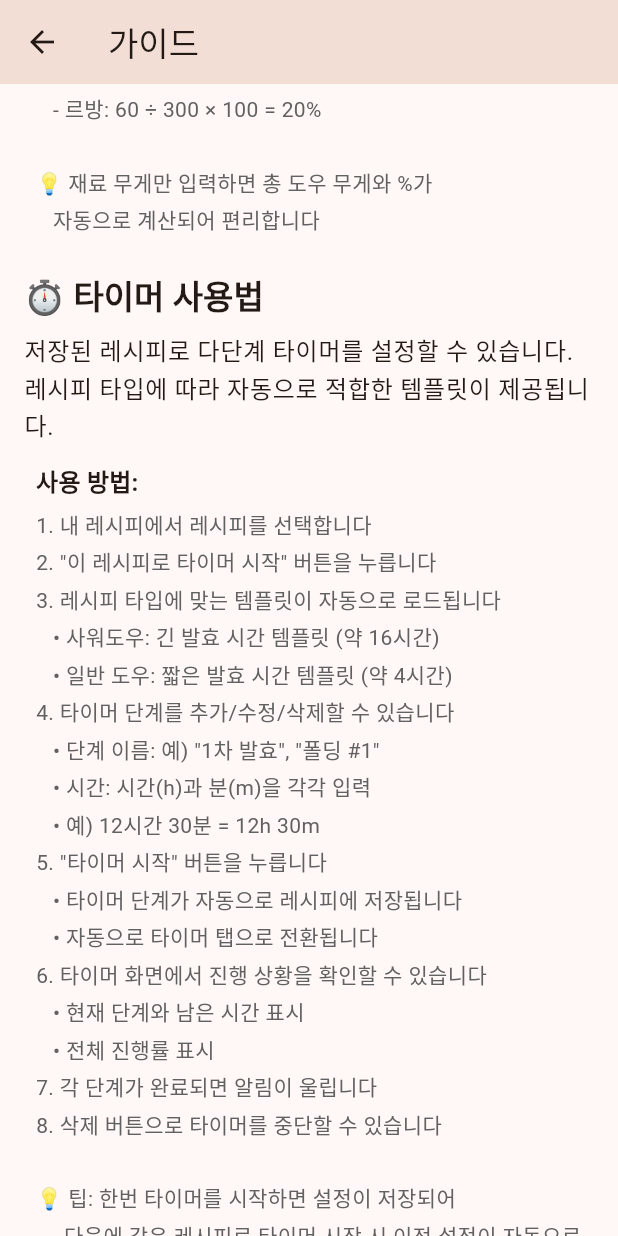
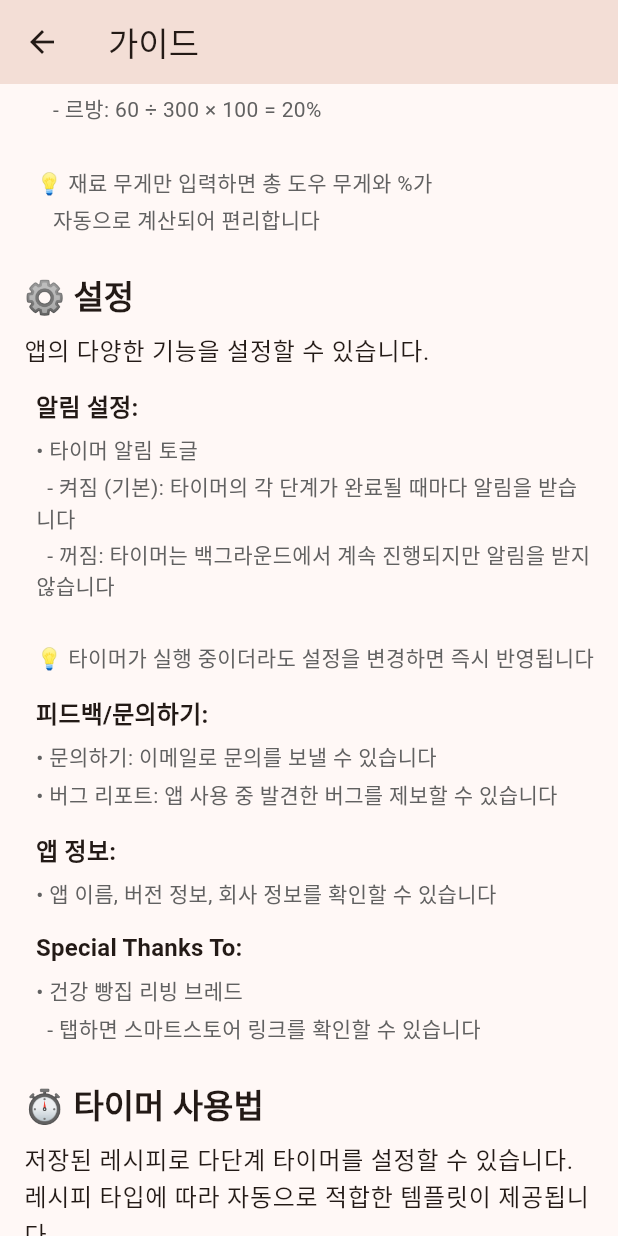
Before and after one commit to youp-han/cooking_timer, a Flutter app: the GuideScreen screen opened directly, scrolled down 3456 dp, on a phone screen of 412 x 824 dp. Run offline on Flutter 3.47's test engine with Material 3 defaults, Android fonts, the phone set to English and light mode, and no system bars; our stand-ins replace drift, flutter_local_notifications, package_info_plus, shared_preferences; missing offline and left inert: flutter_background_service, flutter_background_service_android; accounts and stored records are empty; generated files the repository leaves out were written again; Roboto replaces fonts that are missing (Pretendard).

Commit message:
가이드 업데이츠
문서 업데이트

```diff
--- a/cooking_timer_app/lib/screens/guide_screen.dart
+++ b/cooking_timer_app/lib/screens/guide_screen.dart
@@ -38,7 +38,7 @@ class GuideScreen extends StatelessWidget {
               '   • 16-24시간: 1:10:10',
               '4. 비율(스타터:밀가루:물)을 직접 조정할 수도 있습니다',
               '5. 계산 결과가 실시간으로 표시됩니다',
-              '6. "Reset" 버튼으로 모든 입력값을 초기화할 수 있습니다',
+              '6. "재설정" 버튼으로 모든 입력값을 초기화할 수 있습니다',
               '7. "저장" 버튼을 눌러 레시피를 저장합니다',
               '',
               '💡 팁: 입력 필드를 클릭하면 기존 값이 전체 선택되어',
@@ -98,7 +98,7 @@ class GuideScreen extends StatelessWidget {
               '   • 모드에 따라 % 또는 g 입력',
               '   • "재료 추가" 버튼으로 여러 재료 추가 가능',
               '',
-              '5. "Reset" 버튼으로 모든 입력값 초기화',
+              '5. "재설정" 버튼으로 모든 입력값 초기화',
               '   • 모든 필드가 초기값으로 되돌아갑니다',
               '   • 밀가루/추가재료도 모두 삭제됩니다',
               '',
@@ -195,6 +195,46 @@ class GuideScreen extends StatelessWidget {
           const SizedBox(height: 24),
           _buildSection(
             context,
+            '⚙️ 설정',
+            '앱의 다양한 기능을 설정할 수 있습니다.',
+          ),
+          _buildSubSection(
+            context,
+            '알림 설정:',
+            [
+              '• 타이머 알림 토글',
+              '  - 켜짐 (기본): 타이머의 각 단계가 완료될 때마다 알림을 받습니다',
+              '  - 꺼짐: 타이머는 백그라운드에서 계속 진행되지만 알림을 받지 않습니다',
+              '',
+              '💡 타이머가 실행 중이더라도 설정을 변경하면 즉시 반영됩니다',
+            ],
+          ),
+          _buildSubSection(
+            context,
+            '피드백/문의하기:',
+            [
+              '• 문의하기: 이메일로 문의를 보낼 수 있습니다',
+              '• 버그 리포트: 앱 사용 중 발견한 버그를 제보할 수 있습니다',
+            ],
+          ),
+          _buildSubSection(
+            context,
+            '앱 정보:',
+            [
+              '• 앱 이름, 버전 정보, 회사 정보를 확인할 수 있습니다',
+            ],
+          ),
+          _buildSubSection(
+            context,
+            'Special Thanks To:',
+            [
+              '• 건강 빵집 리빙 브레드',
+              '  - 탭하면 스마트스토어 링크를 확인할 수 있습니다',
+            ],
+          ),
+          const SizedBox(height: 24),
+          _buildSection(
+            context,
             '⏱️ 타이머 사용법',
             '저장된 레시피로 다단계 타이머를 설정할 수 있습니다. 레시피 타입에 따라 자동으로 적합한 템플릿이 제공됩니다.',
           ),
@@ -218,6 +258,8 @@ class GuideScreen extends StatelessWidget {
               '   • 현재 단계와 남은 시간 표시',
               '   • 전체 진행률 표시',
               '7. 각 단계가 완료되면 알림이 울립니다',
+              '   • 설정 > 알림 설정에서 알림을 켜거나 끌 수 있습니다',
+              '   • 알림을 꺼도 타이머는 계속 진행됩니다',
               '8. 삭제 버튼으로 타이머를 중단할 수 있습니다',
               '',
               '💡 팁: 한번 타이머를 시작하면 설정이 저장되어',
```
